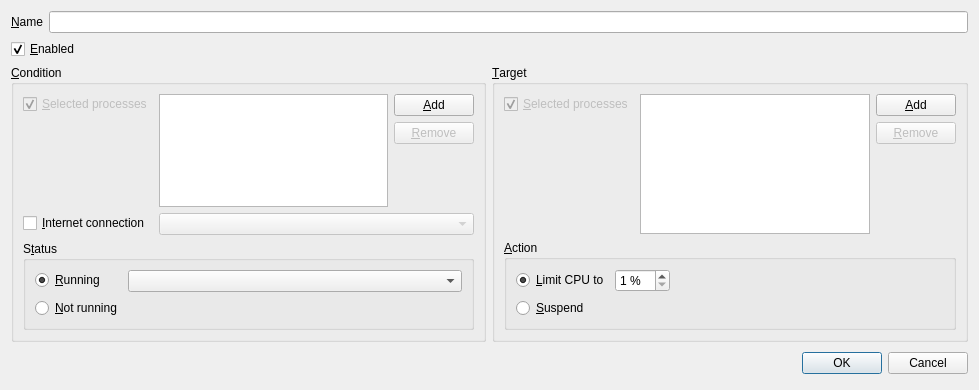
martin-kudlicka/cpu-limiter, file source/ruledialog.ui: the form before one commit.
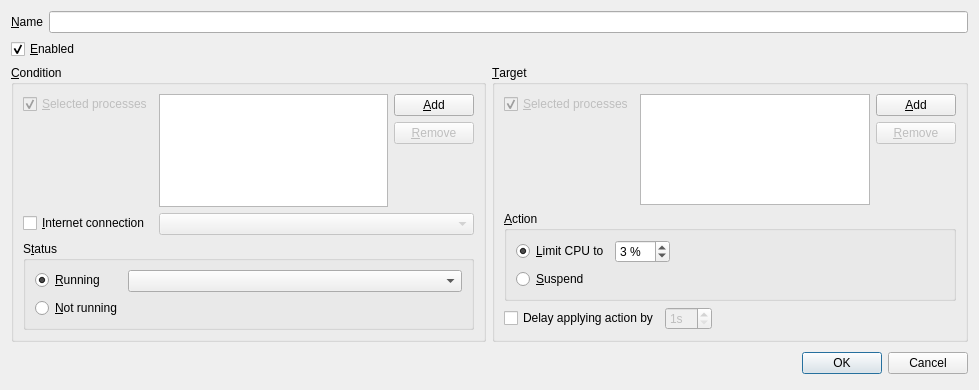
The form after the commit.

Commit message: + delay applying action option

```diff
--- a/source/ruledialog.ui
+++ b/source/ruledialog.ui
@@ -251,6 +251,9 @@
                <property name="minimum">
                 <number>1</number>
                </property>
+               <property name="value">
+                <number>3</number>
+               </property>
               </widget>
              </item>
              <item>
@@ -278,6 +281,43 @@
           </layout>
          </widget>
         </item>
+        <item>
+         <layout class="QHBoxLayout" name="horizontalLayout_5">
+          <item>
+           <widget class="QCheckBox" name="targetApplyDelay">
+            <property name="text">
+             <string>Delay applying action by</string>
+            </property>
+           </widget>
+          </item>
+          <item>
+           <widget class="QSpinBox" name="targetApplyDelayValue">
+            <property name="enabled">
+             <bool>false</bool>
+            </property>
+            <property name="suffix">
+             <string>s</string>
+            </property>
+            <property name="minimum">
+             <number>1</number>
+            </property>
+           </widget>
+          </item>
+          <item>
+           <spacer name="horizontalSpacer_2">
+            <property name="orientation">
+             <enum>Qt::Horizontal</enum>
+            </property>
+            <property name="sizeHint" stdset="0">
+             <size>
+              <width>40</width>
+              <height>20</height>
+             </size>
+            </property>
+           </spacer>
+          </item>
+         </layout>
+        </item>
        </layout>
       </widget>
      </item>
```
The commit also changes 4 other files.
